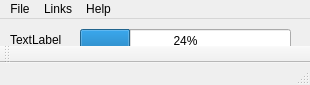
Before: the Qt Designer form BakkesModInjectorC++/BakkesModInjectorCpp.ui in bakkesmodorg/BakkesModInjectorCpp, drawn with Qt 5.
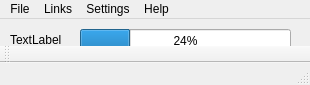
After: the same form once the commit is applied.

Diff of the .ui file:
```diff
--- a/BakkesModInjectorC++/BakkesModInjectorCpp.ui
+++ b/BakkesModInjectorC++/BakkesModInjectorCpp.ui
@@ -73,8 +73,18 @@
     </property>
     <addaction name="actionCheck_injection"/>
    </widget>
+   <widget class="QMenu" name="menuSettings">
+    <property name="title">
+     <string>Settings</string>
+    </property>
+    <addaction name="actionEnable_safe_mode"/>
+    <addaction name="actionRun_on_startup"/>
+    <addaction name="actionHide_when_minimized"/>
+    <addaction name="actionMinimize_on_start"/>
+   </widget>
    <addaction name="menuFile"/>
    <addaction name="menuLinks"/>
+   <addaction name="menuSettings"/>
    <addaction name="menuHelp"/>
   </widget>
   <widget class="QToolBar" name="mainToolBar">
```
Left out of the diff: 100 changed lines with no effect on the pictures.
